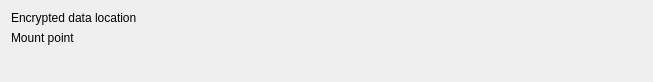
Before: the Qt Designer form kded/ui/directorypairchooserwidget.ui in KDE/plasma-vault, drawn with Qt 5.
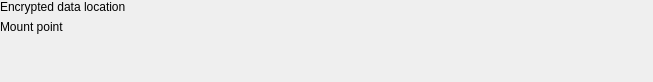
After: the same form once the commit is applied. Custom widgets are drawn as their Qt base class.

Diff of the .ui file:
```diff
--- a/kded/ui/directorypairchooserwidget.ui
+++ b/kded/ui/directorypairchooserwidget.ui
@@ -11,6 +11,21 @@
    </rect>
   </property>
   <layout class="QFormLayout" name="formLayout">
+   <property name="horizontalSpacing">
+    <number>0</number>
+   </property>
+   <property name="leftMargin">
+    <number>0</number>
+   </property>
+   <property name="topMargin">
+    <number>0</number>
+   </property>
+   <property name="rightMargin">
+    <number>0</number>
+   </property>
+   <property name="bottomMargin">
+    <number>0</number>
+   </property>
    <item row="0" column="0">
     <widget class="QLabel" name="labelDevice">
      <property name="text">
```
